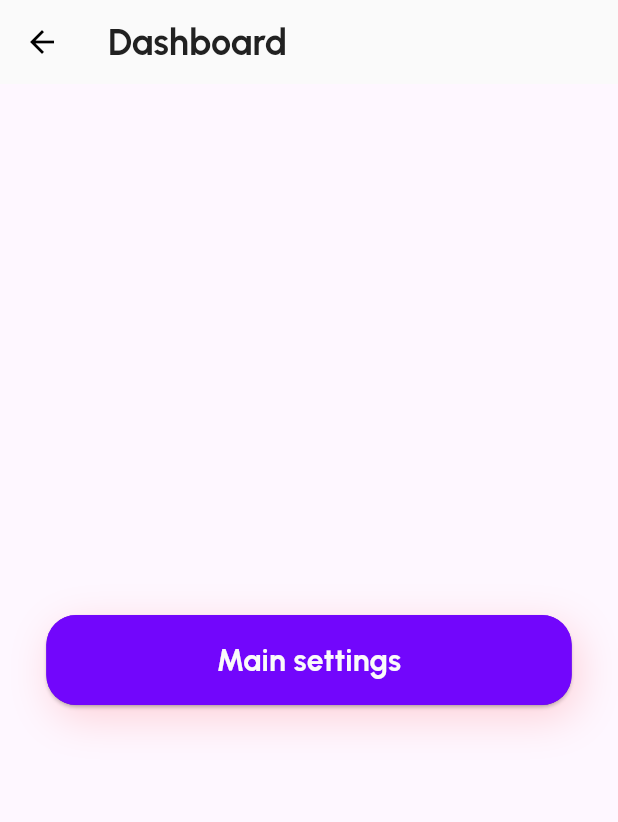
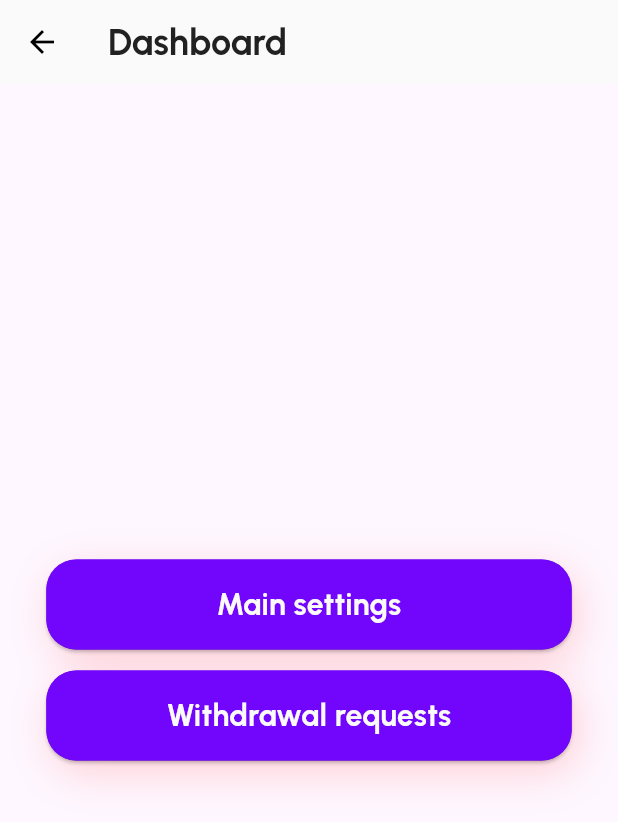
Before and after one commit to Taha-khaled1/lottery_app, a Flutter app: the ChoiceScreen screen opened directly, on a phone screen of 412 x 824 dp. Shown: the top 822 px of the screen. Run offline on Flutter 3.47's test engine with Material 3 defaults, Android fonts, the phone set to English and light mode, and no system bars; our stand-ins replace animated_text_kit, audioplayers, cached_network_image, circular_countdown_timer, cloud_firestore, connectivity_plus and 24 more; accounts and stored records are empty; statements that could not run were skipped; project files that could hold a hidden picture were left out.

Commit message:
attrbuite update

```diff
--- a/lib/presentation_layer/screen/dashboard/choice_screen.dart
+++ b/lib/presentation_layer/screen/dashboard/choice_screen.dart
@@ -1,6 +1,7 @@
 import 'package:free_lottery/presentation_layer/components/appbar.dart';
 import 'package:free_lottery/presentation_layer/components/custom_butten.dart';
 import 'package:free_lottery/presentation_layer/screen/dashboard/main_dashboard.dart';
+import 'package:free_lottery/presentation_layer/screen/dashboard/management.dart';
 import 'package:free_lottery/presentation_layer/src/style_packge.dart';
 import 'package:free_lottery/presentation_layer/utils/responsive_design/ui_components/info_widget.dart';
 import 'package:get/get.dart';
@@ -27,15 +28,15 @@ class ChoiceScreen extends StatelessWidget {
                     Get.to(() => Dashboard());
                   },
                 ),
-                // CustomButton(
-                //   width: deviceInfo.localWidth * 0.85,
-                //   height: 60,
-                //   color: ColorManager.kPrimary,
-                //   text: "Withdrawal requests",
-                //   press: () {
-                //     // Get.to(() => ManagementScreen());
-                //   },
-                // ),
+                CustomButton(
+                  width: deviceInfo.localWidth * 0.85,
+                  height: 60,
+                  color: ColorManager.kPrimary,
+                  text: "Withdrawal requests",
+                  press: () {
+                    Get.to(() => ManagementScreen());
+                  },
+                ),
               ],
             ),
           );
```
Also changed, not shown: lib/presentation_layer/screen/dashboard/management.dart (+19 -19 lines), lib/presentation_layer/screen/home_screen/widget/prize_card.dart (+32 -32 lines), 1 other file.
